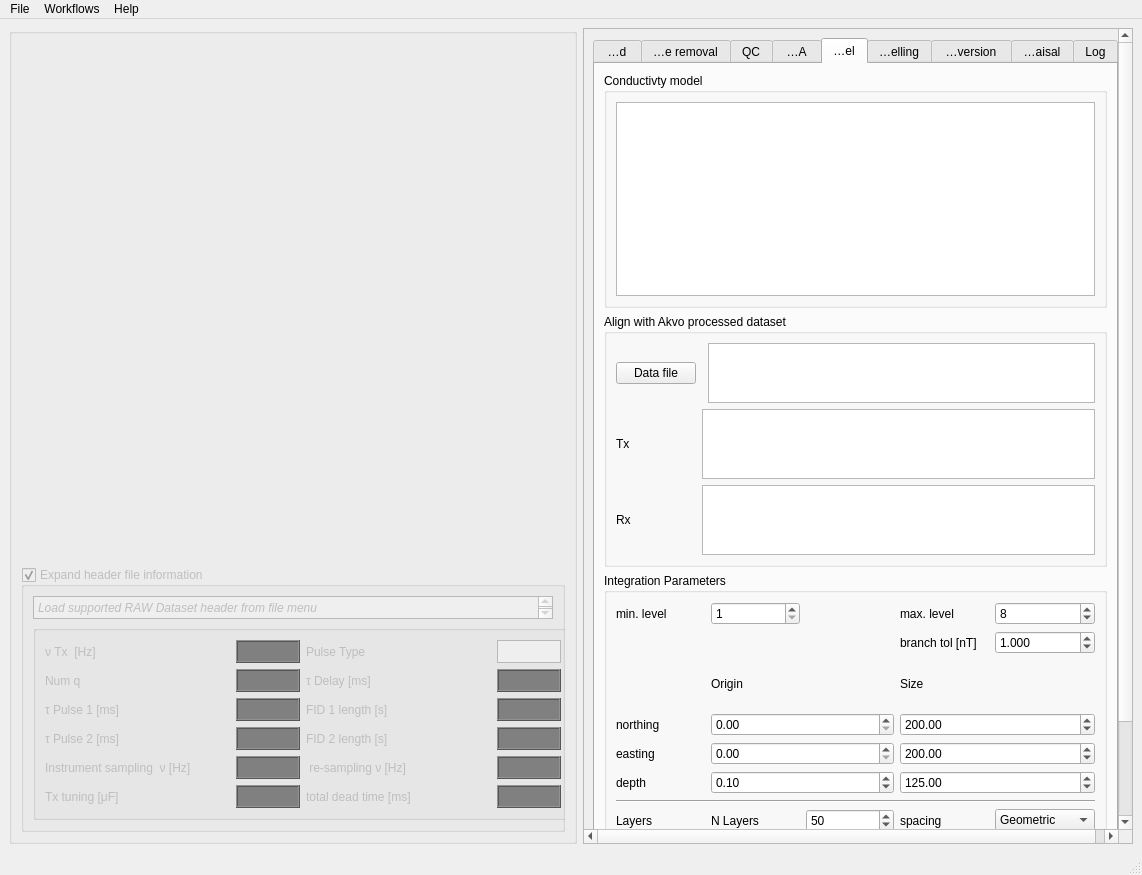
The window that akvo/gui/main.ui (LemmaSoftware/akvo) describes before a commit, drawn with Qt 5.
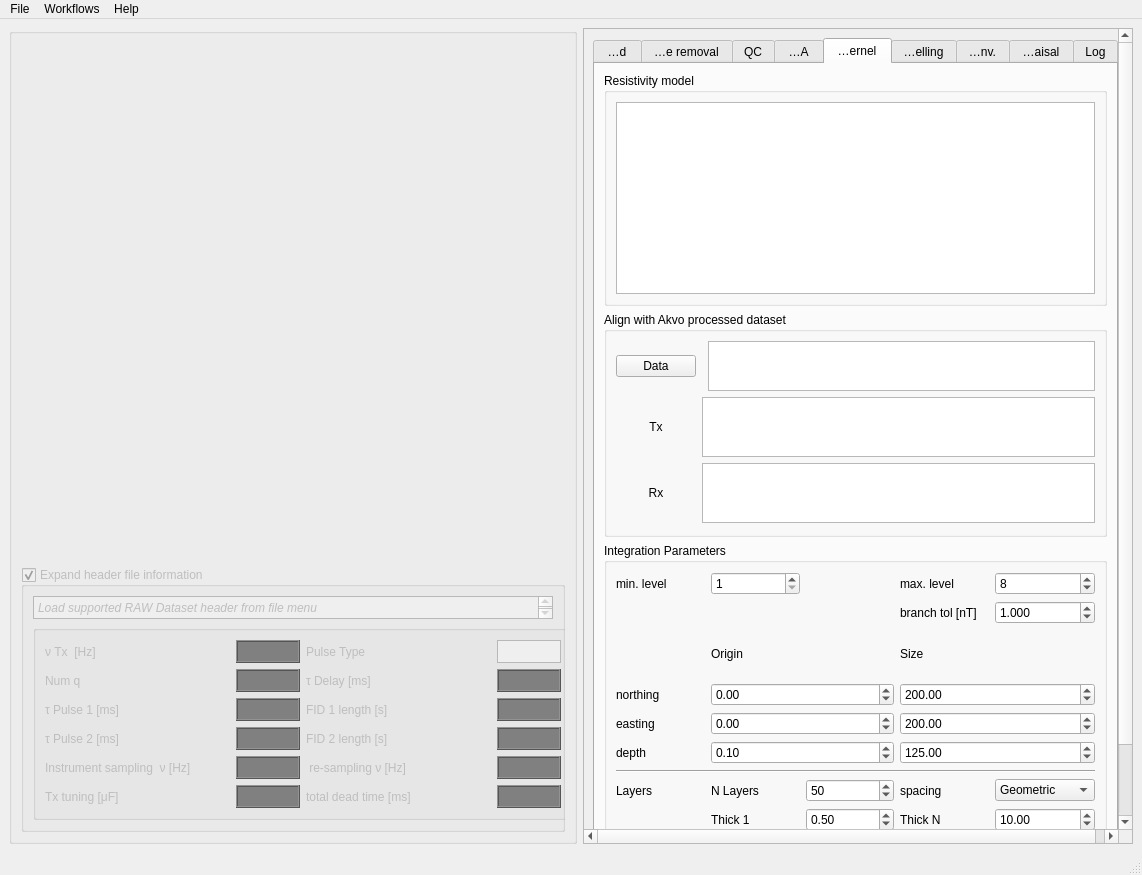
The same window after the commit. The open tabs and pages were chosen to show the change. Custom widgets are drawn as their Qt base class.

Diff of the .ui file:
```diff
--- a/akvo/gui/main.ui
+++ b/akvo/gui/main.ui
@@ -711,7 +711,7 @@
          <x>0</x>
          <y>0</y>
          <width>537</width>
-         <height>999</height>
+         <height>982</height>
         </rect>
        </property>
        <property name="sizePolicy">
@@ -3676,13 +3676,13 @@
           </widget>
           <widget class="QWidget" name="KernTab">
            <attribute name="title">
-            <string>Kernel</string>
+            <string>1D Kernel</string>
            </attribute>
            <layout class="QVBoxLayout" name="verticalLayout_11">
             <item>
              <widget class="QGroupBox" name="groupBox">
               <property name="title">
-               <string>Conductivty model</string>
+               <string>Resistivity model</string>
               </property>
               <layout class="QVBoxLayout" name="verticalLayout_10">
                <item>
@@ -3712,6 +3712,9 @@
                  <property name="text">
                   <string>Rx</string>
                  </property>
+                 <property name="alignment">
+                  <set>Qt::AlignCenter</set>
+                 </property>
                 </widget>
                </item>
                <item row="1" column="0">
@@ -3719,12 +3722,15 @@
                  <property name="text">
                   <string>Tx</string>
                  </property>
+                 <property name="alignment">
+                  <set>Qt::AlignCenter</set>
+                 </property>
                 </widget>
                </item>
                <item row="0" column="0">
                 <widget class="QPushButton" name="K0Data">
                  <property name="text">
-                  <string>Data file</string>
+                  <string>Data</string>
                  </property>
                 </widget>
                </item>
@@ -3733,7 +3739,7 @@
                  <property name="maximumSize">
                   <size>
                    <width>16777215</width>
-                   <height>60</height>
+                   <height>50</height>
                   </size>
                  </property>
                  <property name="font">
@@ -3749,7 +3755,7 @@
                  <property name="maximumSize">
                   <size>
                    <width>16777215</width>
-                   <height>70</height>
+                   <height>60</height>
                   </size>
                  </property>
                  <property name="alternatingRowColors">
@@ -3762,7 +3768,7 @@
                  <property name="maximumSize">
                   <size>
                    <width>16777215</width>
-                   <height>70</height>
+                   <height>60</height>
                   </size>
                  </property>
                  <property name="alternatingRowColors">
@@ -3822,7 +3828,14 @@
                 </widget>
                </item>
                <item row="4" column="1" colspan="2">
-                <widget class="QDoubleSpinBox" name="originE"/>
+                <widget class="QDoubleSpinBox" name="originE">
+                 <property name="minimum">
+                  <double>-10000000000.000000000000000</double>
+                 </property>
+                 <property name="maximum">
+                  <double>100000000000.000000000000000</double>
+                 </property>
+                </widget>
                </item>
                <item row="1" column="3">
                 <widget class="QLabel" name="label_72">
@@ -3926,7 +3939,14 @@
                 </widget>
                </item>
                <item row="3" column="1" colspan="2">
-                <widget class="QDoubleSpinBox" name="originN"/>
+                <widget class="QDoubleSpinBox" name="originN">
+                 <property name="minimum">
+                  <double>-10000000.000000000000000</double>
+                 </property>
+                 <property name="maximum">
+                  <double>100000000.000000000000000</double>
+                 </property>
+                </widget>
                </item>
                <item row="0" column="1">
                 <widget class="QSpinBox" name="minLevel">
@@ -4111,7 +4131,7 @@
           </widget>
           <widget class="QWidget" name="InvertTab">
            <attribute name="title">
-            <string>QT Inversion</string>
+            <string>QT Inv.</string>
            </attribute>
            <layout class="QVBoxLayout" name="verticalLayout_12">
             <item>
```
Left out of the diff: 10 changed lines with no effect on the pictures.
